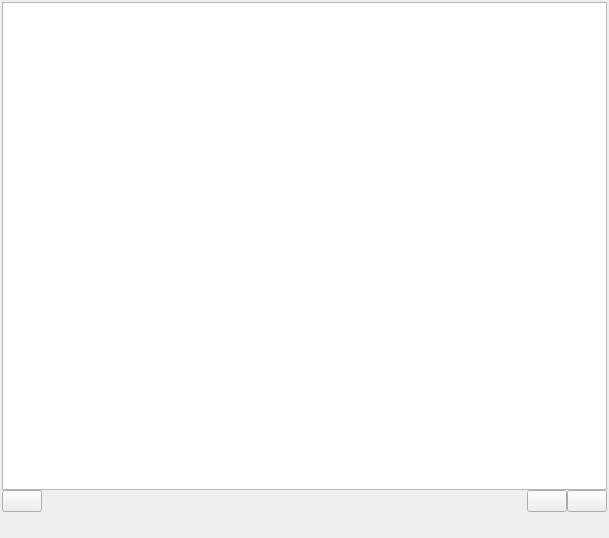
First picture: the form in drkonqi/getbacktracewidget.ui, repository KDE/kde-runtime, before the edit.
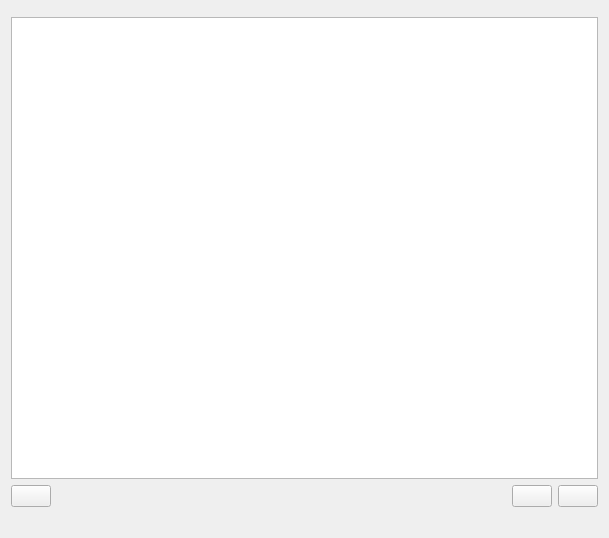
Second picture: the form after the edit. Custom widgets are drawn as their Qt base class.

Commit message: Remove some forced margins on layout. (leave the margin=0 in the usefulnessmeter widget to avoid a double-margin bug)

Diff of the .ui file:
```diff
--- a/drkonqi/getbacktracewidget.ui
+++ b/drkonqi/getbacktracewidget.ui
@@ -14,25 +14,13 @@
    <string notr="true" extracomment="This is an internal name that is never shown...">GetBacktraceWidget</string>
   </property>
   <layout class="QVBoxLayout" name="verticalLayout_4">
-   <property name="spacing">
-    <number>0</number>
-   </property>
-   <property name="margin">
-    <number>2</number>
-   </property>
    <item>
     <layout class="QVBoxLayout" name="verticalLayout">
-     <property name="spacing">
-      <number>0</number>
-     </property>
      <item>
       <widget class="StatusWidget" name="m_statusWidget" native="true"/>
      </item>
      <item>
       <layout class="QVBoxLayout" name="verticalLayout_3">
-       <property name="spacing">
-        <number>0</number>
-       </property>
        <item>
         <widget class="KTextBrowser" name="m_backtraceEdit"/>
        </item>
@@ -40,9 +28,6 @@
      </item>
      <item>
       <layout class="QHBoxLayout" name="horizontalLayout_2">
-       <property name="spacing">
-        <number>0</number>
-       </property>
        <item>
         <widget class="KPushButton" name="m_reloadBacktraceButton">
          <property name="isDragEnabled" stdset="0">
@@ -73,15 +58,6 @@
      </item>
      <item>
       <layout class="QVBoxLayout" name="verticalLayout_2">
-       <property name="spacing">
-        <number>0</number>
-       </property>
-       <property name="topMargin">
-        <number>5</number>
-       </property>
-       <property name="bottomMargin">
-        <number>5</number>
-       </property>
        <item>
         <widget class="QLabel" name="m_extraDetailsLabel">
          <property name="textFormat">
```
The commit also changes 4 other files.
